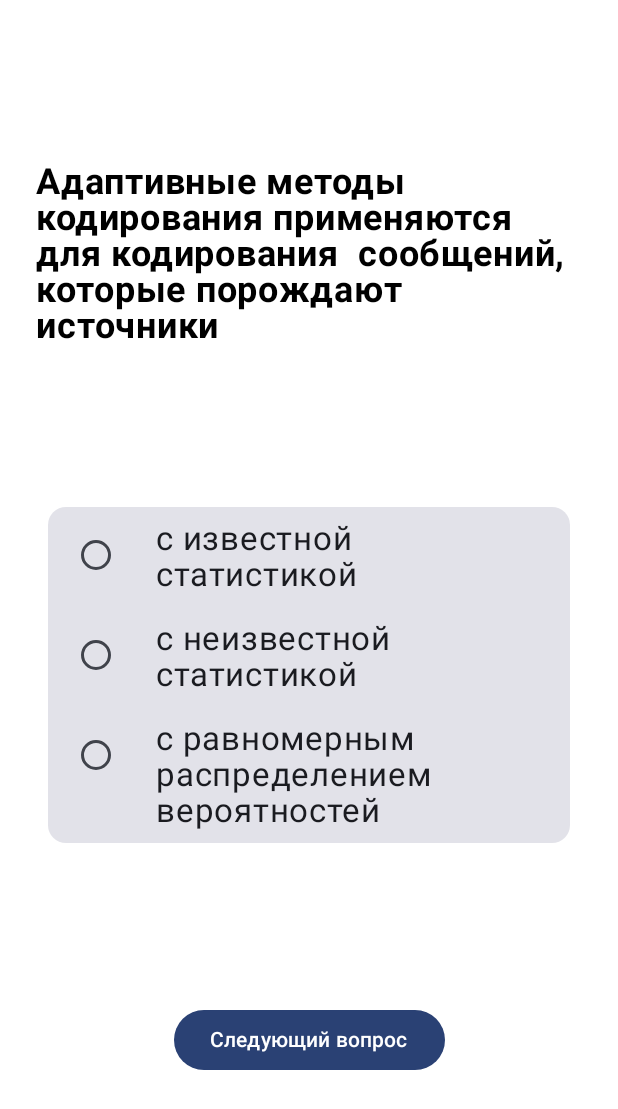
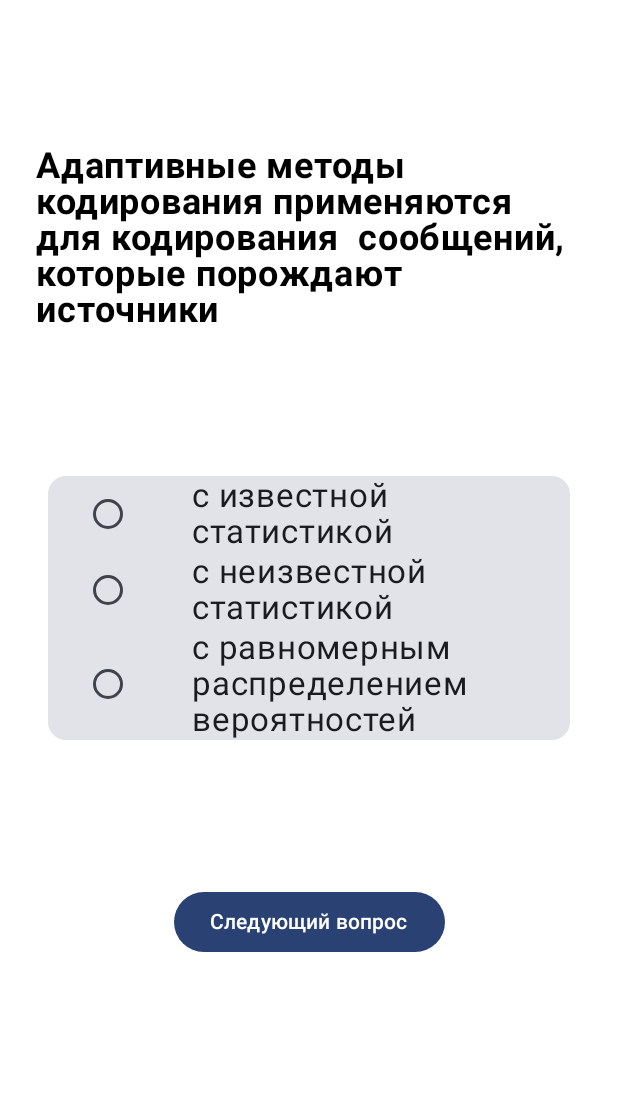
Before and after one commit to GorbunovaKate/Diplom, an Android app built with Jetpack Compose: the test_screen screen opened through its navigation route, on a phone screen of 412 x 824 dp. Shown: the top 1109 px of the screen. Run offline under Robolectric (Android 15) with nearby library versions, the phone set to English and light mode, and no system bars; our stand-ins replace Room's generated code, livedata-compose.

Commit message:
Test screen

```diff
--- a/app/src/main/java/ru/gorbunova/universalcoding/MainViewModel.kt
+++ b/app/src/main/java/ru/gorbunova/universalcoding/MainViewModel.kt
@@ -21,7 +21,6 @@ class MainViewModel (application: Application) : AndroidViewModel(application) {
 
     fun readAllTheory() = REPOSITORY.readAll
     fun readAllQuestion() = REPOSITORY.readAllQuestion
-
 }
 
 class MainViewModelFactory(private val application: Application): ViewModelProvider.Factory{
--- a/app/src/main/java/ru/gorbunova/universalcoding/presentation/components/BottomNavBar.kt
+++ b/app/src/main/java/ru/gorbunova/universalcoding/presentation/components/BottomNavBar.kt
@@ -33,7 +33,7 @@ fun BottomNavBar(navController: NavController) {
             label = ""
             //label = THEORY
         ),
-        NavRoute.Test to ItemGroup(
+        NavRoute.Test_Start to ItemGroup(
             filledIcon = Icons.Filled.Ballot,
             outlineIcon = Icons.Outlined.Ballot,
             label = ""
--- a/app/src/main/java/ru/gorbunova/universalcoding/presentation/screens/TestScreen.kt
+++ b/app/src/main/java/ru/gorbunova/universalcoding/presentation/screens/TestScreen.kt
@@ -7,9 +7,12 @@ import androidx.compose.foundation.layout.Row
 import androidx.compose.foundation.layout.fillMaxSize
 import androidx.compose.foundation.layout.fillMaxWidth
 import androidx.compose.foundation.layout.padding
+import androidx.compose.foundation.selection.selectableGroup
 import androidx.compose.material3.Button
 import androidx.compose.material3.Card
 import androidx.compose.material3.RadioButton
+import androidx.compose.material3.SnackbarHost
+import androidx.compose.material3.SnackbarHostState
 import androidx.compose.material3.Text
 import androidx.compose.runtime.Composable
 import androidx.compose.runtime.livedata.observeAsState
@@ -27,13 +30,119 @@ import ru.gorbunova.universalcoding.utils.Constants
 import androidx.compose.runtime.getValue
 import androidx.compose.runtime.setValue
 import androidx.compose.runtime.livedata.observeAsState
-
+import androidx.compose.runtime.mutableStateListOf
+import androidx.compose.runtime.rememberCoroutineScope
+import kotlinx.coroutines.launch
 @SuppressLint("UnusedMaterialScaffoldPaddingParameter")
 @Composable
-fun TestScreen(navController: NavHostController, viewModel: MainViewModel)
-{
+fun TestScreen(navController: NavHostController, viewModel: MainViewModel) {
+
     val tests = viewModel.readAllQuestion().observeAsState(listOf()).value
+
+    val questions = mutableListOf<Pair<String, Int>>()
+
+    for (test in tests) {
+        val question = test.question
+        val correctAnswerIndex = test.correct_answer
+        if (question != Constants.Keys.NONE) {
+            questions.add(question to correctAnswerIndex)
+        }
+    }
+
+    var currentQuestionIndex by remember { mutableStateOf(0) }
+
+    val question_1 = tests.getOrNull(currentQuestionIndex) ?: Test(
+        question = Constants.Keys.NONE,
+        answer_1 = Constants.Keys.NONE,
+        answer_2 = Constants.Keys.NONE,
+        answer_3 = Constants.Keys.NONE,
+        answer_4 = Constants.Keys.NONE,
+        correct_answer = 0
+    )
+
+    val radioOptions = listOf(
+        question_1.answer_1,
+        question_1.answer_2,
+        question_1.answer_3,
+        question_1.answer_4
+    ).filter { it.isNotEmpty() }
+
+    var selectedOption by remember { mutableStateOf("") }
+    var numCorrect by remember { mutableStateOf(0) }
+
+    val scope = rememberCoroutineScope()
+    val snackbarHostState = remember { mutableStateOf(SnackbarHostState()) }
+
+    Column (Modifier.selectableGroup()
+        .padding(vertical = 8.dp, horizontal = 24.dp)
+        .fillMaxSize(),
+        horizontalAlignment = Alignment.CenterHorizontally, verticalArrangement = Arrangement.SpaceEvenly
+    ){
+            Text(
+                text = question_1.question,
+                fontSize = 24.sp,
+                fontWeight = FontWeight.Bold
+            )
+        Card(
+            modifier = Modifier
+                .fillMaxWidth()
+                .padding(vertical = 8.dp, horizontal = 8.dp)
+
+        ) {
+                radioOptions.forEach { text ->
+                    Row(
+                        verticalAlignment = Alignment.CenterVertically,
+                        modifier = Modifier.fillMaxWidth()
+                    ) {
+                        RadioButton(
+                            selected = selectedOption == text,
+                            onClick = { selectedOption = text },
+                            modifier = Modifier.padding(horizontal = 16.dp),
+                        )
+                        Text(
+                            text = text,
+                            modifier = Modifier.padding(start = 16.dp),
+                            fontSize = 22.sp
+                        )
+                    }
+                }
+            }
+            Button(
+                onClick = {
+                    val correctAnswerIndex = questions[currentQuestionIndex].second
+                    val answerIndex = radioOptions.indexOf(selectedOption)
+                    if (answerIndex == correctAnswerIndex - 1) {
+                        numCorrect++
+                    }
+                    if (currentQuestionIndex == questions.lastIndex) {
+                        // show correct answer message
+                        scope.launch {
+                            snackbarHostState.value.showSnackbar("$numCorrect out of ${questions.size} answers are correct.")
+                        }
+                    } else {
+                        currentQuestionIndex++
+                        selectedOption = ""
+                    }
+                }
+            ) {
+                if (currentQuestionIndex == questions.lastIndex) {
+                    Text(text = "Завершить тест")
+                } else {
+                    Text(text = "Следующий вопрос")
+                }
+            }
+            SnackbarHost(snackbarHostState.value)
+    }
+}
+
+/*@SuppressLint("UnusedMaterialScaffoldPaddingParameter")
+@Composable
+fun TestScreen(navController: NavHostController, viewModel: MainViewModel) {
+
+    val tests = viewModel.readAllQuestion().observeAsState(listOf()).value
+
     val currentQuestionId = remember { mutableStateOf(0) }
+
     val question = tests.getOrNull(currentQuestionId.value) ?: Test(
         question = Constants.Keys.NONE,
         answer_1 = Constants.Keys.NONE,
@@ -43,8 +152,19 @@ fun TestScreen(navController: NavHostController, viewModel: MainViewModel)
         correct_answer = 0
     )
 
-    Column(
-        modifier = Modifier.padding(vertical = 8.dp, horizontal = 24.dp).fillMaxSize(),
+    val answers = listOf(
+        question.answer_1,
+        question.answer_2,
+        question.answer_3,
+        question.answer_4
+    ).filter { it.isNotEmpty() }
+
+    var selectedOption by remember { mutableStateOf("") } // initialize with empty string
+    var numCorrectAnswers by remember { mutableStateOf(0) }
+
+    Column(Modifier.selectableGroup()
+        .padding(vertical = 8.dp, horizontal = 24.dp)
+        .fillMaxSize(),
         horizontalAlignment = Alignment.CenterHorizontally, verticalArrangement = Arrangement.SpaceEvenly
     ) {
         Text(
@@ -59,44 +179,46 @@ fun TestScreen(navController: NavHostController, viewModel: MainViewModel)
                 .padding(vertical = 8.dp, horizontal = 8.dp)
 
         ) {
+            answers.forEach { text ->
                 Row {
                     RadioButton(
-                    selected = false,
-                    onClick = { TODO() },
-                    modifier = Modifier.padding(8.dp)
+                        selected = (text == selectedOption),
+                        onClick = { selectedOption = text}
                     )
-                Text(modifier = Modifier.padding(8.dp), text = question.answer_1, fontSize = 22.sp)
+                    Text(text = text, fontSize = 22.sp)
                 }
-            Row {
-                RadioButton(
-                    selected = false,
-                    onClick = { TODO() },
-                    modifier = Modifier.padding(8.dp)
-                )
-                Text(modifier = Modifier.padding(8.dp), text = question.answer_2, fontSize = 22.sp)
             }
-            Row {
-                RadioButton(
-                    selected = false,
-                    onClick = { TODO() },
-                    modifier = Modifier.padding(8.dp)
-                )
-                Text(modifier = Modifier.padding(8.dp), text = question.answer_3, fontSize = 22.sp)
         }
+        Row(
+            modifier = Modifier
+                .fillMaxWidth(),
+            horizontalArrangement = Arrangement.SpaceEvenly
+        ) {
+            if (question.id > 1) {
+                Button(onClick = {
 
-        }
-
-            Row(modifier = Modifier.fillMaxWidth(), horizontalArrangement = Arrangement.SpaceEvenly) {
-                if (question.id > 1) {
-                    Button(onClick = { currentQuestionId.value-- }) {
+                    currentQuestionId.value-- }) {
                     Text("Предыдущий вопрос")
                 }
             }
             if (question.id < tests.size) {
-                    Button(onClick = { currentQuestionId.value++ }) {
+                Button(onClick = {
+                    if (selectedOption.isNotEmpty()) {
+                        if (answers.indexOf(selectedOption) == question.correct_answer - 1) {
+                            numCorrectAnswers++
+                        }
+                        currentQuestionId.value++
+                    }
+                })
+                {
                     Text("Следующий вопрос")
+                }
+            } else {
+                Button(onClick = {
+                    //navController.navigate(NavRoute.Test_Stop.route)
+                })
+                {Text("Завершить тест")}
             }
         }
     }
-    }
-}
+}*/
--- a/app/src/main/java/ru/gorbunova/universalcoding/utils/Constants.kt
+++ b/app/src/main/java/ru/gorbunova/universalcoding/utils/Constants.kt
@@ -8,6 +8,7 @@ lateinit var REPOSITORY: DatabaseRepository
 object  Constants {
     //const val THEORY = "Theory"
     //const val TEST = "Test"
+    const val RESULT = "result"
 
     object Keys {
         const val APP_DATABASE = "app_database.db"
@@ -21,5 +22,7 @@ object  Constants {
         const val TOPIC_SCREEN = "topic_screen"
         const val TEST_SCREEN = "test_screen"
         const val THEORY_SCREEN = "theory_screen"
+        const val TEST_START_SCREEN = "test_start_screen"
+        const val TEST_STOP_SCREEN = "test_stop_screen"
     }
 }
```
Also changed, not shown: app/src/main/java/ru/gorbunova/universalcoding/presentation/navigation/AppNavHost.kt (+11 -2 lines), app/src/main/java/ru/gorbunova/universalcoding/presentation/screens/TestStartScreen.kt (added, +47 -0 lines), app/src/main/java/ru/gorbunova/universalcoding/presentation/screens/TestStopScreen.kt (added, +47 -0 lines). Lines whose indentation alone changed are shown as unchanged.
